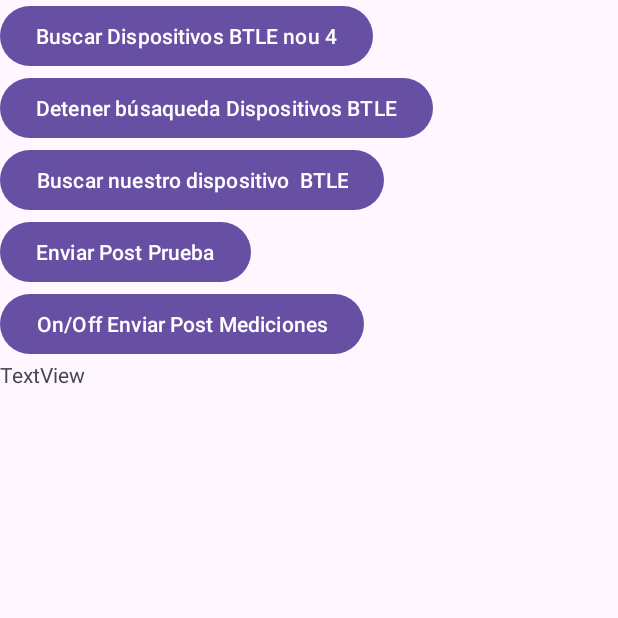
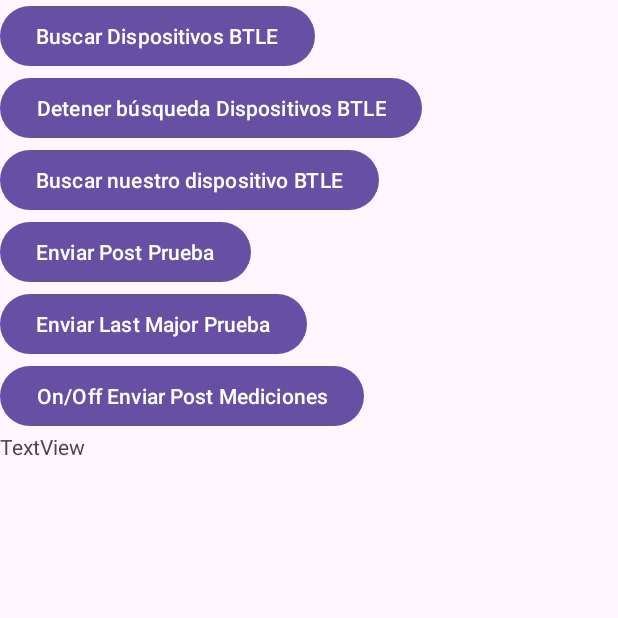
Before and after one commit to carlarumeu/android_biometria, an Android app: the screen it shows after launch (MainActivity), after a tap on "Enviar Post Prueba", on a phone screen of 412 x 824 dp, the top half of it. Run offline under Robolectric (Android 15) with nearby library versions, the phone set to English and light mode, and no system bars; 1 statement that could not run was skipped.

Commit message:
comentarios cabeceras y arreglillos

```diff
--- a/app/src/main/AndroidManifest.xml
+++ b/app/src/main/AndroidManifest.xml
@@ -13,6 +13,7 @@
 
     <application
         android:allowBackup="true"
+        android:usesCleartextTraffic="true"
         android:dataExtractionRules="@xml/data_extraction_rules"
         android:fullBackupContent="@xml/backup_rules"
         android:icon="@mipmap/ic_launcher"
--- a/app/src/main/java/com/example/apellido/biometriaandroid/MainActivity.java
+++ b/app/src/main/java/com/example/apellido/biometriaandroid/MainActivity.java
@@ -44,9 +44,9 @@ import java.util.Objects;
  *              Esta clase se encarga de la gestión de la conexión Bluetooth, el escaneo de dispositivos BTLE,
  *              la visualización de la información del dispositivo y el envío de datos a través de solicitudes POST.
  * Autores: Carla Rumeu Montesinos y Elena Ruiz De La Blanca
- * Fecha: 1 de Octubre
+ * Fecha: 30 de Septiembre
  *
- * Este archivo ha sido realizado por Carla Rumeu Montesinos y Elena Ruiz De La Blanca el 1 de Octubre.
+ * Este archivo ha sido realizado por Carla Rumeu Montesinos y Elena Ruiz De La Blanca el 30 de Septiembre.
  * Contiene la implementación de las funcionalidades principales para buscar y gestionar dispositivos Bluetooth Low Energy,
  * así como la capacidad de enviar datos a un servidor a través de solicitudes POST.
  *
@@ -194,11 +194,6 @@ public class MainActivity extends AppCompatActivity {
 
         Log.d(ETIQUETA_LOG, "  buscarEsteDispositivoBTLE(): instalamos scan callback ");
 
-
-
-
-
-
         this.callbackDelEscaneo = new ScanCallback() {
             @Override
             public void onScanResult(int callbackType, ScanResult resultado) {
@@ -233,10 +228,10 @@ public class MainActivity extends AppCompatActivity {
             }
         }
 
-        // Iniciar escaneig amb filtre
+        // Iniciar escaneo con filtro
         this.elEscanner.startScan(this.callbackDelEscaneo);
 
-        // Know if the sensor scan is running
+        // saber si el sensor está escaneando
         isScanning = true;
     } // ()
 
@@ -356,8 +351,8 @@ public class MainActivity extends AppCompatActivity {
     private void enviarPostPrueba() {
         Data inputData = new Data.Builder()
                 .putString(PeticionarioRESTWorker.KEY_METHOD, "POST")
-                .putString(PeticionarioRESTWorker.KEY_URL, "http://192.168.18.2:80/mediciones")
-                .putString(PeticionarioRESTWorker.KEY_BODY, "{ \"medida\": 50.5, \"lugar\": \"Zona Industrial\", \"tipo_gas\": \"CO2\", \"hora\": \"2024-09-26 14:30:00\" }")
+                .putString(PeticionarioRESTWorker.KEY_URL, "http://192.168.18.134:3000/mediciones")
+                .putString(PeticionarioRESTWorker.KEY_BODY, "{ \"medida\": 20.25, \"lugar\": \"EPSG\", \"tipo_gas\": \"CO2\", \"hora\": \"2024-09-30 14:00:00\" }")
                 .build();
         // Start the Worker to make the request
         OneTimeWorkRequest workRequest = new OneTimeWorkRequest.Builder(PeticionarioRESTWorker.class)
@@ -385,7 +380,7 @@ public class MainActivity extends AppCompatActivity {
         Log.d(ETIQUETA_LOG, " JSON: " + json);
         Data inputData = new Data.Builder()
                 .putString(PeticionarioRESTWorker.KEY_METHOD, "POST")
-                .putString(PeticionarioRESTWorker.KEY_URL, "http://192.168.18.2:80/mediciones")
+                .putString(PeticionarioRESTWorker.KEY_URL, "http://192.168.18.134:3000/mediciones")
                 .putString(PeticionarioRESTWorker.KEY_BODY, json)
                 .build();
         OneTimeWorkRequest workRequest = new OneTimeWorkRequest.Builder(PeticionarioRESTWorker.class)
--- a/app/src/main/res/layout/activity_main.xml
+++ b/app/src/main/res/layout/activity_main.xml
@@ -9,7 +9,7 @@
 
     <Button
         android:id="@+id/botonBuscarDispositivosBTLE"
-        android:text="Buscar Dispositivos BTLE nou 4"
+        android:text="Buscar Dispositivos BTLE"
         android:onClick="botonBuscarDispositivosBTLEPulsado"
         android:layout_width="wrap_content"
         android:layout_height="wrap_content"
@@ -17,7 +17,7 @@
 
     <Button
         android:id="@+id/botonDetenerBusquedaDispositivosBTLE"
-        android:text="Detener búsaqueda Dispositivos BTLE"
+        android:text="Detener búsqueda Dispositivos BTLE"
         android:onClick="botonDetenerBusquedaDispositivosBTLEPulsado"
         android:layout_width="wrap_content"
         android:layout_height="wrap_content"
@@ -25,7 +25,7 @@
 
     <Button
         android:id="@+id/botonBuscarNuestroDispositivoBTLE"
-        android:text="Buscar nuestro dispositivo  BTLE"
+        android:text="Buscar nuestro dispositivo BTLE"
         android:onClick="botonBuscarNuestroDispositivoBTLEPulsado"
         android:layout_width="wrap_content"
         android:layout_height="wrap_content"
@@ -36,6 +36,12 @@
         android:layout_width="wrap_content"
         android:layout_height="wrap_content"
         android:text="Enviar Post Prueba" />
+
+    <Button
+        android:id="@+id/enviarLastMajor"
+        android:layout_width="wrap_content"
+        android:layout_height="wrap_content"
+        android:text="Enviar Last Major Prueba" />
 
     <Button
         android:id="@+id/ToggleEnviarPost"
```
Also changed, not shown: app/src/main/java/com/example/apellido/biometriaandroid/API/PeticionarioRESTWorker.java (+7 -4 lines), app/src/main/java/com/example/apellido/biometriaandroid/LOGIC/Utilidades.java (+7 -4 lines), app/src/main/java/com/example/apellido/biometriaandroid/POJO/Medicion.java (+13 -0 lines), app/src/main/java/com/example/apellido/biometriaandroid/POJO/TramaIBeacon.java (+13 -0 lines).
